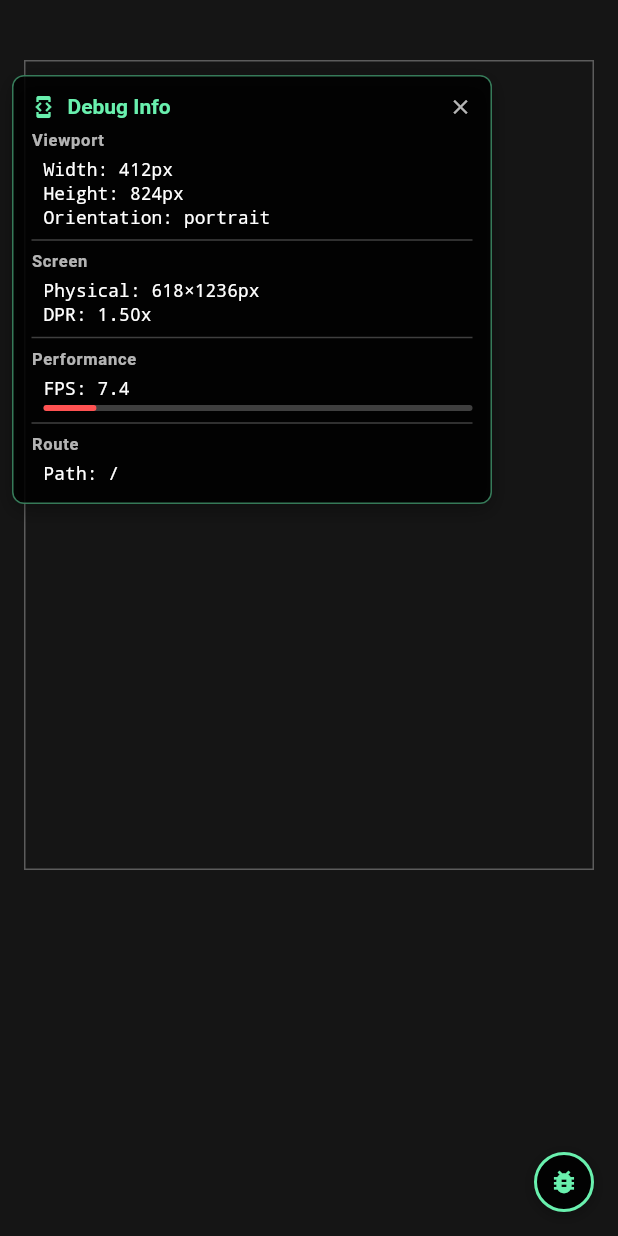
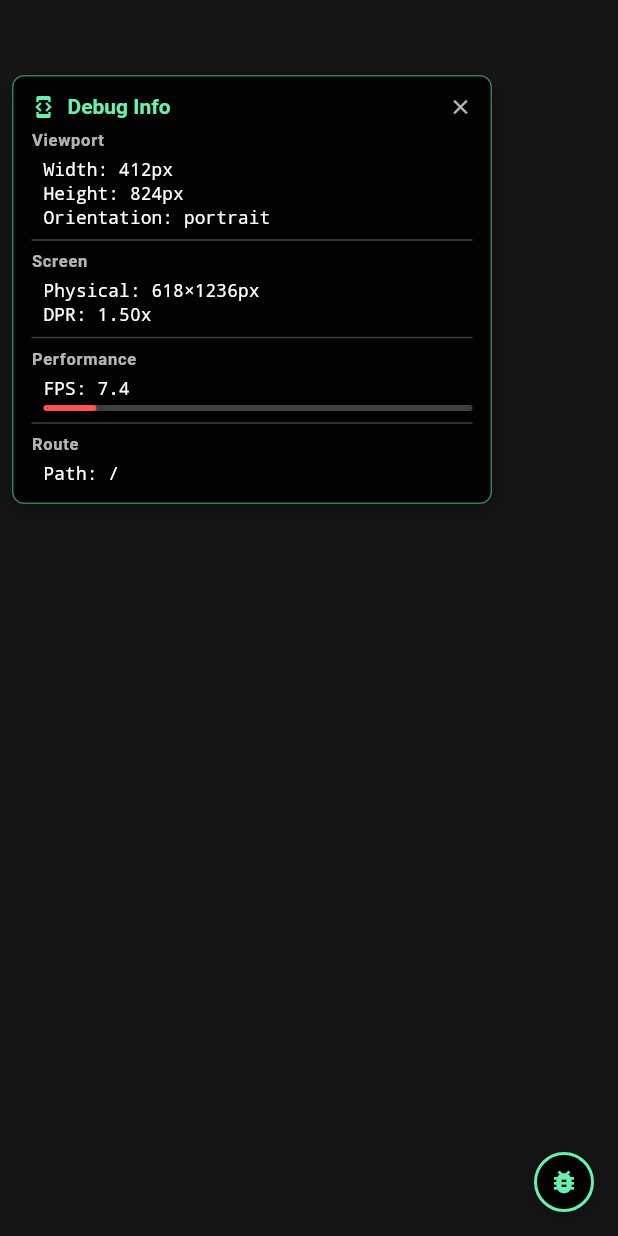
Before and after one commit to Kujoh1/AppStories, a Flutter app: the SceneContainer widget shown alone on an empty page, opened directly with empty values, after a tap on the "bug report" icon, on a phone screen of 412 x 824 dp. Run offline on Flutter 3.47's test engine with Material 3 defaults, Android fonts, the phone set to English and light mode, and no system bars; our stand-ins replace flutter_riverpod, go_router, shared_preferences; missing offline and left inert: docx_to_text; accounts and stored records are empty.

Commit message:
UI: Weiter-Button ausserhalb der Textarea platziert, Textarea-Border entfernt - Button erscheint jetzt im Interaktionsbereich am unteren Bildschirmrand

```diff
--- a/lib/features/reader/presentation/widgets/animated_story_text.dart
+++ b/lib/features/reader/presentation/widgets/animated_story_text.dart
@@ -12,6 +12,8 @@ class DecorativeStoryText extends ConsumerWidget {
   final ValueChanged<bool>? onPauseChanged;
   final VoidCallback? onPageComplete; // Called when current page animation finishes
   final double? maxHeight; // Maximum height for text area (for pagination calculation)
+  final ValueChanged<bool>? onNextPageButtonVisibility; // Called when next page button should show/hide
+  final ValueNotifier<int>? nextPageTrigger; // Increment to trigger next page
 
   const DecorativeStoryText({
     super.key,
@@ -19,6 +21,8 @@ class DecorativeStoryText extends ConsumerWidget {
     this.onPauseChanged,
     this.onPageComplete,
     this.maxHeight,
+    this.onNextPageButtonVisibility,
+    this.nextPageTrigger,
   });
 
   @override
@@ -32,6 +36,8 @@ class DecorativeStoryText extends ConsumerWidget {
       speedMultiplier: settings.speedMultiplier,
       skipAnimation: settings.skipAnimation,
       maxHeight: maxHeight,
+      onNextPageButtonVisibility: onNextPageButtonVisibility,
+      nextPageTrigger: nextPageTrigger,
     );
   }
 }
@@ -76,7 +82,7 @@ class _Config {
   static const double dialogueFontSize = 17.0; // Slightly larger for dialogue
   static const double lineHeight = 1.9;
   static const double letterSpacing = 0.5;
-  static const double horizontalPadding = 24.0; // For text width calculation (16 margin + 8 container padding)
+  static const double horizontalPadding = 16.0; // For text width calculation
 
   static const String dialogueFont = 'GrechenFuemen'; // For text in quotes
 
@@ -119,6 +125,8 @@ class _PagedTypewriter extends StatefulWidget {
   final double speedMultiplier;
   final bool skipAnimation;
   final double? maxHeight; // Maximum height for pagination
+  final ValueChanged<bool>? onNextPageButtonVisibility; // Called when next page button should show/hide
+  final ValueNotifier<int>? nextPageTrigger; // Increment to trigger next page
 
   const _PagedTypewriter({
     required this.text,
@@ -127,6 +135,8 @@ class _PagedTypewriter extends StatefulWidget {
     this.speedMultiplier = 1.0,
     this.skipAnimation = false,
     this.maxHeight,
+    this.onNextPageButtonVisibility,
+    this.nextPageTrigger,
   });
 
   @override
@@ -287,6 +297,19 @@ class _PagedTypewriterState extends State<_PagedTypewriter>
         });
       }
     });
+
+    // Listen for external next page trigger
+    widget.nextPageTrigger?.addListener(_onExternalNextPageTrigger);
+  }
+
+  int _lastTriggerValue = 0;
+
+  void _onExternalNextPageTrigger() {
+    final currentValue = widget.nextPageTrigger?.value ?? 0;
+    if (currentValue != _lastTriggerValue && _awaitingNextPageSwipe && _availableSize != null) {
+      _lastTriggerValue = currentValue;
+      _commitToNextPage(_availableSize!.width);
+    }
   }
 
   void _extractChapterTitle() {
@@ -825,15 +848,15 @@ class _PagedTypewriterState extends State<_PagedTypewriter>
     // If we've reached the end of this page
     if (_charIndex >= currentPage.endCharIndex) {
       if (_currentPageIndex < _pages.length - 1) {
-        // Do NOT auto-advance between pages. Wait for a swipe-release gesture.
+        // Do NOT auto-advance between pages. Wait for button press or swipe gesture.
         if (!_awaitingNextPageSwipe) {
           _typeTimer?.cancel();
           setState(() {
             _awaitingNextPageSwipe = true;
             _swipeDx = 0.0;
           });
-          // Start 5-second timer to show swipe hint
-          _startSwipeHintTimer();
+          // Notify parent that "Weiter" button should be shown
+          widget.onNextPageButtonVisibility?.call(true);
         }
       } else {
         // Last page completed
@@ -942,6 +965,9 @@ class _PagedTypewriterState extends State<_PagedTypewriter>
     await _swipeController.forward(from: 0.0);
     if (!mounted) return;
 
+    // Notify parent to hide "Weiter" button
+    widget.onNextPageButtonVisibility?.call(false);
+
     setState(() {
       _currentPageIndex++;
       _awaitingNextPageSwipe = false;
@@ -964,6 +990,7 @@ class _PagedTypewriterState extends State<_PagedTypewriter>
     _ticker?.dispose();
     _chapterAnimController.dispose();
     _swipeController.dispose();
+    widget.nextPageTrigger?.removeListener(_onExternalNextPageTrigger);
     super.dispose();
   }
 
@@ -1166,43 +1193,8 @@ class _PagedTypewriterState extends State<_PagedTypewriter>
                       ),
                     ),
 
-                    // SWIPE HINT - only shown after 5 seconds of inactivity (as overlay)
-                    if (_showSwipeHint && canSwipeAdvance)
-                      Positioned(
-                        left: 0,
-                        right: 0,
-                        bottom: 60,
-                        child: IgnorePointer(
-                          child: AnimatedOpacity(
-                            opacity: 0.7,
-                            duration: const Duration(milliseconds: 400),
-                            child: Container(
-                              padding: const EdgeInsets.symmetric(horizontal: 20, vertical: 10),
-                              decoration: BoxDecoration(
-                                color: Colors.black.withOpacity(0.6),
-                                borderRadius: BorderRadius.circular(20),
-                              ),
-                              child: Row(
-                                mainAxisSize: MainAxisSize.min,
-                                mainAxisAlignment: MainAxisAlignment.center,
-                                children: const [
-                                  Text(
-                                    'Wischen für nächste Seite',
-                                    style: TextStyle(
-                                      color: Color(0xFFE8DCC0),
-                                      fontSize: 14,
-                                      fontFamily: 'Mynerve',
-                                      letterSpacing: 1.2,
-                                    ),
-                                  ),
-                                  SizedBox(width: 8),
-                                  Icon(Icons.keyboard_arrow_right_rounded, color: Color(0xFFE8DCC0), size: 24),
-                                ],
-                              ),
-                            ),
-                          ),
-                        ),
-                      ),
+                    // NOTE: "Weiter" button is now rendered by parent (scene_container)
+                    // Parent listens to onNextPageButtonVisibility callback
                   ],
                 ),
               ),
--- a/lib/features/reader/presentation/widgets/scene_layout_handler.dart
+++ b/lib/features/reader/presentation/widgets/scene_layout_handler.dart
@@ -113,6 +113,7 @@ class SceneLayoutWidget extends StatelessWidget {
   final Widget? interactionWidget;
   final bool imageVisible;
   final bool interactionVisible;
+  final Widget? textNextPageButton; // "Weiter" button for text pagination
 
   const SceneLayoutWidget({
     super.key,
@@ -122,6 +123,7 @@ class SceneLayoutWidget extends StatelessWidget {
     this.interactionWidget,
     this.imageVisible = true,
     this.interactionVisible = true,
+    this.textNextPageButton,
   });
 
   @override
@@ -141,17 +143,12 @@ class SceneLayoutWidget extends StatelessWidget {
             children: [
               // TEXT AREA - uses full allocated height for pagination
               // Horizontal padding applied here, not inside the text widget
-              Container(
+              SizedBox(
                 height: layout.textAreaHeight,
-                margin: const EdgeInsets.symmetric(horizontal: 16.0),
-                padding: const EdgeInsets.symmetric(horizontal: 8.0),
-                decoration: BoxDecoration(
-                  border: Border.all(
-                    color: Colors.white.withOpacity(0.3),
-                    width: 1.0,
-                  ),
+                child: Padding(
+                  padding: const EdgeInsets.symmetric(horizontal: 16.0),
+                  child: textWidget,
                 ),
-                child: textWidget,
               ),
 
               // IMAGE - 24px below text
@@ -168,8 +165,13 @@ class SceneLayoutWidget extends StatelessWidget {
           // FLEXIBLE SPACE - pushes interaction to bottom
           const Spacer(),
 
-          // INTERACTION AREA - valign bottom
-          if (layout.hasInteraction && interactionWidget != null) ...[
+          // TEXT PAGINATION "WEITER" BUTTON - shown when text needs to advance to next page
+          if (textNextPageButton != null) ...[
+            textNextPageButton!,
+            SizedBox(height: layout.bottomPadding),
+          ]
+          // INTERACTION AREA - valign bottom (scene choices/continue)
+          else if (layout.hasInteraction && interactionWidget != null) ...[
             if (interactionVisible) interactionWidget!,
             SizedBox(height: layout.bottomPadding),
           ],
```
Also changed, not shown: lib/features/reader/presentation/widgets/scene_container.dart (+55 -0 lines).
